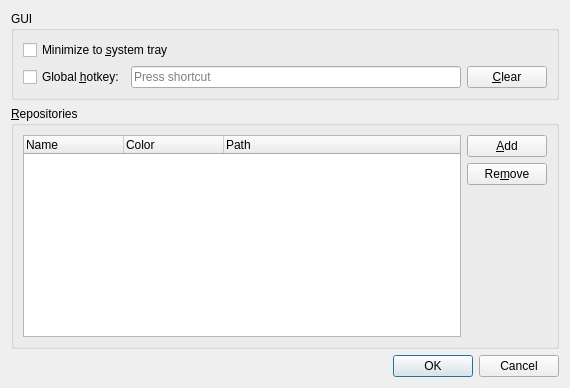
This is noteeds/gui/settings/settings_dialog.ui in deffi/noteeds as Qt 5 draws it before an edit. The edited form follows.
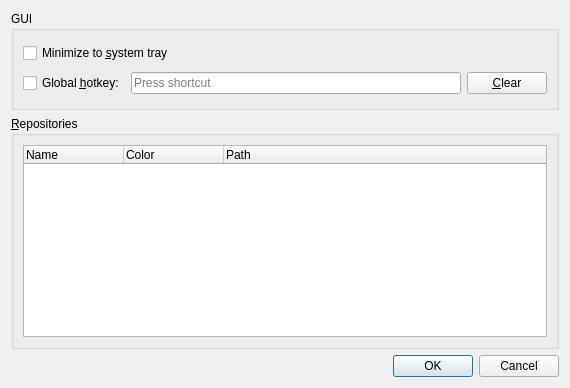
This is the edited form. Custom widgets are drawn as their Qt base class.

Commit message: Prevent dragging repos below the "Add..." item

What changed in the file:
```diff
--- a/noteeds/gui/settings/settings_dialog.ui
+++ b/noteeds/gui/settings/settings_dialog.ui
@@ -60,21 +60,7 @@
       <string>&amp;Repositories</string>
      </property>
      <layout class="QGridLayout" name="gridLayout">
-      <item row="0" column="1">
-       <widget class="QPushButton" name="addReposButton">
-        <property name="text">
-         <string>&amp;Add</string>
-        </property>
-       </widget>
-      </item>
-      <item row="1" column="1">
-       <widget class="QPushButton" name="removeReposButton">
-        <property name="text">
-         <string>Re&amp;move</string>
-        </property>
-       </widget>
-      </item>
-      <item row="0" column="0" rowspan="3">
+      <item row="0" column="0" rowspan="2">
        <widget class="TreeWidget" name="reposTree">
         <property name="dragEnabled">
          <bool>true</bool>
@@ -108,19 +94,6 @@
         </column>
        </widget>
       </item>
-      <item row="2" column="1">
-       <spacer name="verticalSpacer">
-        <property name="orientation">
-         <enum>Qt::Vertical</enum>
-        </property>
-        <property name="sizeHint" stdset="0">
-         <size>
-          <width>20</width>
-          <height>119</height>
-         </size>
-        </property>
-       </spacer>
-      </item>
      </layout>
     </widget>
    </item>
```
Left out of the diff: 2 changed lines with no effect on the pictures. The commit also changes 3 other files.
